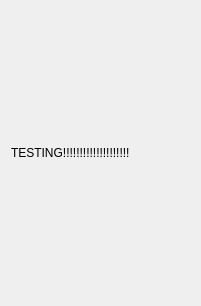
Old version of the form src/cinemacard.ui in the repository dimkashelk/SimpleKinopoiskQt.
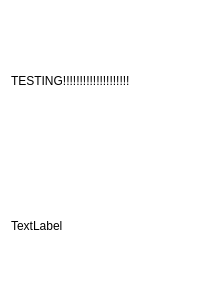
New version of the form.

```diff
--- a/src/cinemacard.ui
+++ b/src/cinemacard.ui
@@ -13,6 +13,10 @@
   <property name="windowTitle">
    <string>Frame</string>
   </property>
+  <property name="styleSheet">
+   <string notr="true">background-color: rgb(255, 255, 255);
+border: 0;</string>
+  </property>
   <layout class="QVBoxLayout" name="verticalLayout">
    <item>
     <widget class="QLabel" name="label">
@@ -21,6 +25,13 @@
      </property>
     </widget>
    </item>
+   <item>
+    <widget class="QLabel" name="title">
+     <property name="text">
+      <string>TextLabel</string>
+     </property>
+    </widget>
+   </item>
   </layout>
  </widget>
  <resources/>
```
